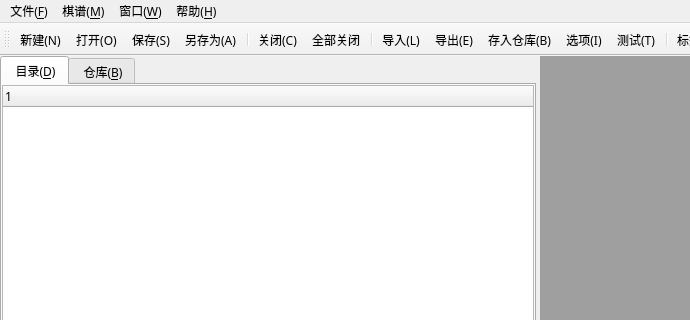
hbsxcjp/cchess_qt, file src/mainwindow.ui: the form before one commit; both pictures show x 0 to 690 and y 0 to 320 of the 1320 by 750 pixel window.
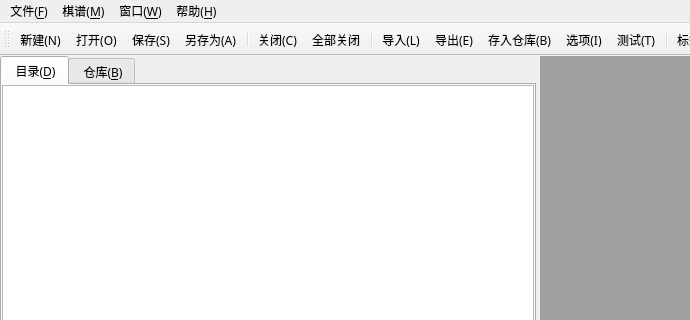
The form after the commit. The open tabs and pages were chosen to show the change. Icons and pictures are not drawn.

Diff of the .ui file:
```diff
--- a/src/mainwindow.ui
+++ b/src/mainwindow.ui
@@ -134,7 +134,7 @@
        </property>
        <property name="minimumSize">
         <size>
-         <width>0</width>
+         <width>350</width>
          <height>0</height>
         </size>
        </property>
@@ -211,18 +211,7 @@
           <number>0</number>
          </property>
          <item>
-          <widget class="QTreeWidget" name="fileTreeWidget">
-           <property name="minimumSize">
-            <size>
-             <width>0</width>
-             <height>0</height>
-            </size>
-           </property>
-           <property name="font">
-            <font>
-             <family>微软雅黑</family>
-            </font>
-           </property>
+          <widget class="QTreeView" name="fileTreeView">
            <property name="toolTip">
             <string notr="true"/>
            </property>
@@ -238,17 +227,24 @@
            <property name="accessibleDescription">
             <string notr="true"/>
            </property>
-           <property name="frameShadow">
-            <enum>QFrame::Sunken</enum>
+           <property name="lineWidth">
+            <number>1</number>
            </property>
-           <property name="editTriggers">
-            <set>QAbstractItemView::DoubleClicked|QAbstractItemView::EditKeyPressed</set>
+           <property name="sortingEnabled">
+            <bool>true</bool>
            </property>
-           <column>
-            <property name="text">
-             <string notr="true">1</string>
-            </property>
-           </column>
+           <property name="animated">
+            <bool>true</bool>
+           </property>
+           <property name="wordWrap">
+            <bool>true</bool>
+           </property>
+           <attribute name="headerCascadingSectionResizes">
+            <bool>true</bool>
+           </attribute>
+           <attribute name="headerMinimumSectionSize">
+            <number>50</number>
+           </attribute>
           </widget>
          </item>
         </layout>
```
Left out of the diff: 20 changed lines with no effect on the pictures.
